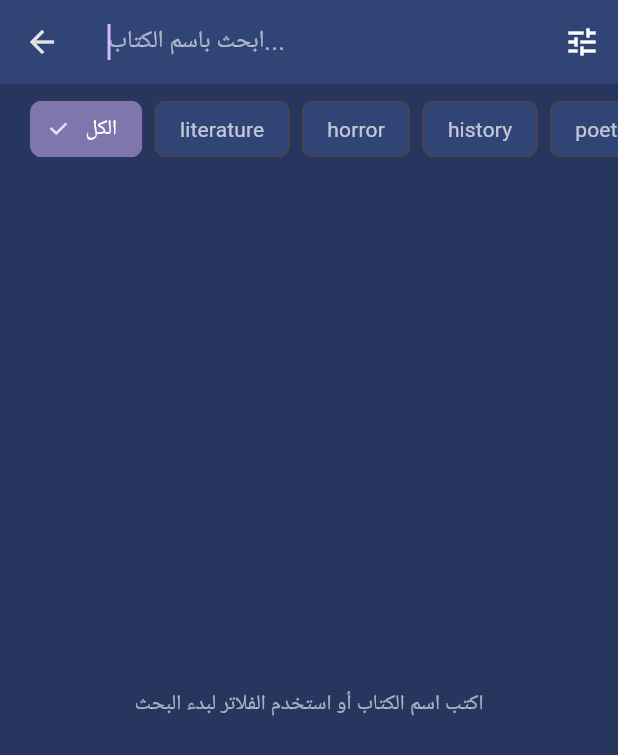
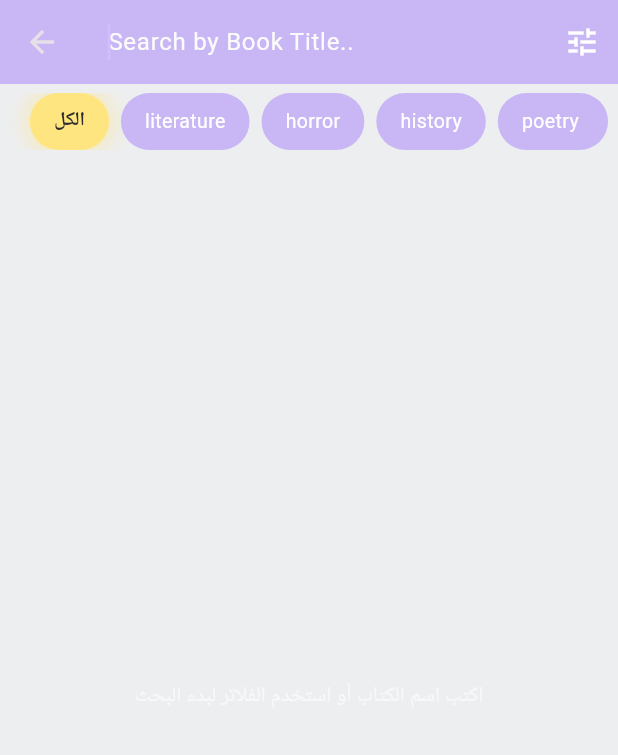
Before and after one commit to haifaa-alturk/Readora, a Flutter app: the SearchScreen screen opened directly, on a phone screen of 412 x 824 dp. Shown: the top 755 px of the screen. Run offline on Flutter 3.47's test engine with Material 3 defaults, Android fonts, the phone set to English and light mode, and no system bars; our stand-ins replace dartz, dio, equatable, flutter_bloc, image_picker, shared_preferences; accounts and stored records are empty; network calls fail.

Commit message:
edit color & design

```diff
--- a/lib/features/home/presentation/pages/home_page.dart
+++ b/lib/features/home/presentation/pages/home_page.dart
@@ -19,7 +19,7 @@ class HomeScreen extends StatelessWidget {
 @override
 Widget build(BuildContext context) {
   return Scaffold(
-    backgroundColor: const Color.fromARGB(255, 195, 231, 241), // لون خلفيتك الداكنة
+    backgroundColor: const Color.fromARGB(255, 241, 243, 244), // لون خلفيتك الداكنة
     body: BlocBuilder<HomeBloc, HomeState>(
       builder: (context, state) {
         if (state is HomeLoading) {
--- a/lib/features/home/presentation/pages/search_screen.dart
+++ b/lib/features/home/presentation/pages/search_screen.dart
@@ -276,17 +276,17 @@ class _SearchScreenState extends State<SearchScreen> {
   @override
   Widget build(BuildContext context) {
     return Scaffold(
-      backgroundColor: const Color.fromARGB(255, 38, 54, 94),
+      backgroundColor: const Color.fromARGB(255, 237, 238, 240),
       appBar: AppBar(
-        backgroundColor: const Color.fromARGB(255, 48, 68, 118),
+        backgroundColor:  const Color(0xffc9b6f5),
         elevation: 0,
         title: TextField(
           controller: _searchController,
           autofocus: true,
-          style: const TextStyle(color: Colors.white),
+          style: const TextStyle(color: Color.fromARGB(255, 254, 251, 251)),
           decoration: const InputDecoration(
-            hintText: "ابحث باسم الكتاب...",
-            hintStyle: TextStyle(color: Colors.white60),
+            hintText: "Search by Book Title..",
+            hintStyle: TextStyle(color: Color.fromARGB(255, 251, 251, 251)),
             border: InputBorder.none,
           ),
           onChanged: (value) => _dispatchSearch(),
@@ -326,60 +326,67 @@ class _SearchScreenState extends State<SearchScreen> {
         children: [
 
          Container(
-            height: 60,
-            padding: const EdgeInsets.symmetric(vertical: 10),
+  height: 50,
+  padding: const EdgeInsets.symmetric(vertical: 6),
   child: ListView.builder(
     scrollDirection: Axis.horizontal,
     itemCount: _staticCategories.length + 1, // +1 من أجل زر "الكل"
     padding: const EdgeInsets.symmetric(horizontal: 12),
     itemBuilder: (context, index) {
+      final bool isAll = index == 0;
+      final category = isAll ? null : _staticCategories[index - 1];
+      final isSelected = isAll
+          ? selectedCategoryId == null
+          : selectedCategoryId == category!['id'];
 
+      final String label = isAll ? 'الكل' : category!['name'];
 
-                if (index == 0) {
-                  final isSelected = selectedCategoryId == null;
-                  return Padding(
-                    padding: const EdgeInsets.only(left: 8.0),
-                    child: ChoiceChip(
-                      label: const Text('الكل'),
-                      selected: isSelected,
-                      selectedColor: const Color.fromARGB(255, 128, 118, 174),
-                      backgroundColor: const Color.fromARGB(255, 48, 68, 118),
-                      labelStyle: TextStyle(color: isSelected ? Colors.white : Colors.white70),
-                      onSelected: (_) {
-                        setState(() => selectedCategoryId = null);
-                        _dispatchSearch();
-                      },
-                    ),
-                  );
-                }
-
-                // 2. أزرار التصنيفات
-                final category = _staticCategories[index - 1];
-                final isSelected = selectedCategoryId == category['id'];
-
-                return Padding(
-                  padding: const EdgeInsets.only(left: 8.0),
-                  child: ChoiceChip(
-                    label: Text(category['name']),
-                    selected: isSelected,
-                    selectedColor: const Color.fromARGB(255, 128, 118, 174),
-                    backgroundColor: const Color.fromARGB(255, 48, 68, 118),
-                    labelStyle: TextStyle(
-                      color: isSelected ? Colors.white : Colors.white70,
-                      fontWeight: isSelected ? FontWeight.bold : FontWeight.normal,
-                    ),
-                    onSelected: (bool selected) {
+      return GestureDetector(
+        onTap: () {
           setState(() {
-                        selectedCategoryId = selected ? category['id'] : null;
+            selectedCategoryId = isAll ? null : category!['id'];
           });
           _dispatchSearch();
         },
+        child: AnimatedContainer(
+          duration: const Duration(milliseconds: 250),
+          margin: const EdgeInsets.only(left: 8.0),
+          padding: const EdgeInsets.symmetric(horizontal: 16, vertical: 8),
+          decoration: BoxDecoration(
+            // اللون الأصفر الدائري للمحدد والبنفسجي للغير محدد
+            color: isSelected
+                ? const Color(0xFFFFE57F) // أصفر مائل الذهبي الفاتح
+                : const Color(0xFFC9B6F5), // البنفسجي
+            borderRadius: BorderRadius.circular(25), // يجعل الشكل كبسولة/دائري
+
+            // إضافة التوهج الأصفر (Glow Effect) عند التحديد
+            boxShadow: isSelected
+                ? [
+                    BoxShadow(
+                      color: const Color(0xFFFFE57F).withOpacity(0.6), // لون التوهج
+                      blurRadius: 12, // انتشار التوهج والنعومة
+                      spreadRadius: 2, // حجم هالة التوهج
+                    ),
+                  ]
+                : [],
+          ),
+          child: Center(
+            child: Text(
+              label,
+              style: TextStyle(
+                color: isSelected
+                    ? const Color(0xFF2C2C2C) // لون النص غامق عند اختيار الأصفر
+                    : Colors.white,
+                fontWeight: isSelected ? FontWeight.bold : FontWeight.normal,
+                fontSize: 13,
+              ),
+            ),
+          ),
         ),
       );
     },
   ),
 ),
-
           // نتائج البحث في الـ GridView
           Expanded(
             child: BlocBuilder<SearchBloc, SearchState>(
--- a/lib/features/home/presentation/widgets/all_books_grid.dart
+++ b/lib/features/home/presentation/widgets/all_books_grid.dart
@@ -50,7 +50,7 @@ class AllBooksGrid extends StatelessWidget {
           child: Text(
             "لا توجد كتب متاحة حالياً",
             style: TextStyle(
-              color: Color.fromARGB(255, 139, 163, 235),
+              color: Color.fromARGB(255, 241, 199, 244),
               fontSize: 16,
               fontWeight: FontWeight.w500,
             ),
--- a/lib/features/home/presentation/widgets/top_rated_card.dart
+++ b/lib/features/home/presentation/widgets/top_rated_card.dart
@@ -50,7 +50,7 @@ class TopRatedCard extends StatelessWidget {
         : "http://127.0.0.1:8000/storage/${book.coverImage}";
 
     return Card(
-      color: const Color.fromARGB(255, 131, 166, 195),
+      color: const Color.fromARGB(255, 240, 204, 218),
       margin: const EdgeInsets.symmetric(horizontal: 16, vertical: 8),
       shape: RoundedRectangleBorder(borderRadius: BorderRadius.circular(15)),
       child: ListTile(
@@ -74,7 +74,7 @@ class TopRatedCard extends StatelessWidget {
           children: [
           Text(
   book.authors.isNotEmpty ? book.authors.join(", ") : "مؤلف غير معروف",
-  style: const TextStyle(color: Color.fromARGB(255, 88, 81, 81)),
+  style: const TextStyle(color: Color.fromARGB(255, 48, 1, 46)),
 ),
             Row(
               children: [
```
Also changed, not shown: lib/features/home/presentation/pages/Library_view.dart (+147 -71 lines), lib/features/home/presentation/pages/filter_bottom_sheet.dart (+97 -40 lines), lib/features/home/presentation/widgets/book_card.dart (+10 -10 lines), lib/features/home/presentation/widgets/home_header.dart (+15 -11 lines), pubspec.lock. Lines whose indentation alone changed are shown as unchanged.
